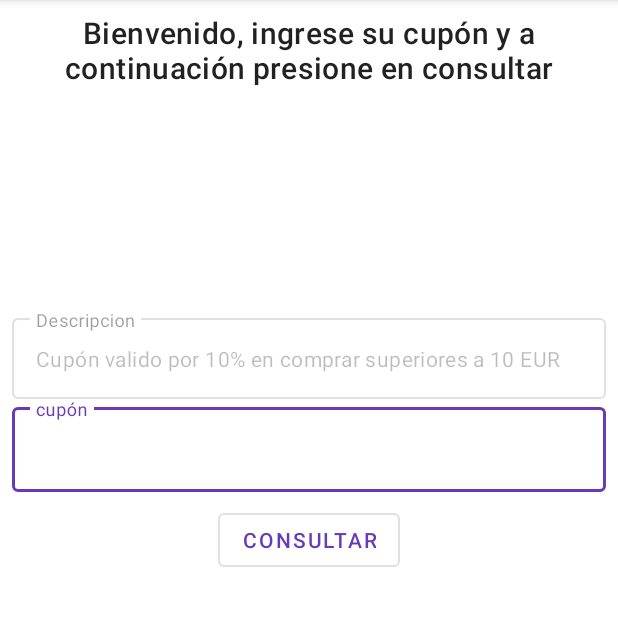
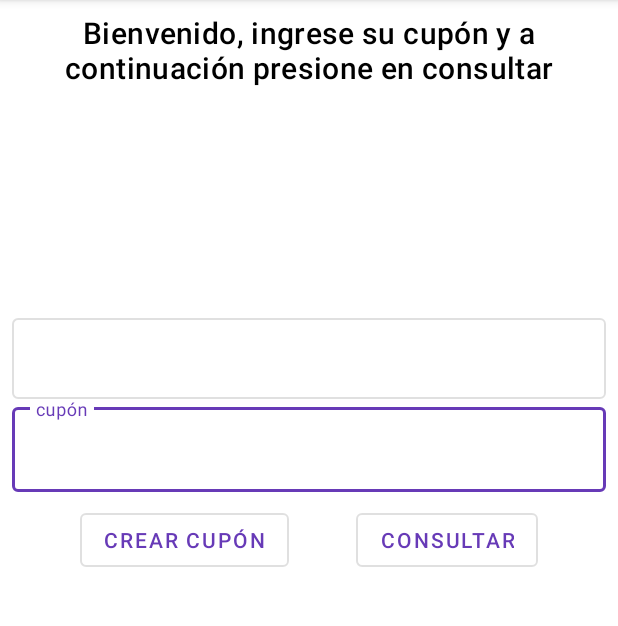
Before and after one commit to Luxer5/Curso-Kotlin, an Android app: the screen it shows after launch (MainActivity), on a phone screen of 412 x 824 dp, the part 84-710 px from its top. Run offline under Robolectric (Android 15) with nearby library versions, the phone set to English and light mode, and no system bars; our stand-ins replace Room's generated code, data binding; 2 statements that could not run were skipped.

Commit message:
Seccion 15 terminado. Aplicacion  Coupons terminaa con Databinding

```diff
--- a/KotlinPractical/Coupons/app/src/main/java/com/cursokotlin/coupons/common/adapters/CouponBindingAdapater.kt
+++ b/KotlinPractical/Coupons/app/src/main/java/com/cursokotlin/coupons/common/adapters/CouponBindingAdapater.kt
@@ -1 +1,24 @@
 package com.cursokotlin.coupons.common.adapters
+
+import android.graphics.Color
+import android.view.View
+import android.widget.TextView
+import androidx.databinding.BindingAdapter
+import com.cursokotlin.coupons.R
+
+@BindingAdapter("isGone")
+fun bindIsGone (view: View, isGone: Boolean){
+    view.visibility = if(isGone) View.GONE else View.VISIBLE
+}
+
+@BindingAdapter("textTitle")
+fun bindTextTitle(view: TextView, isActive: Boolean){
+    if(isActive){
+        view.setText(R.string.main_text_title)
+        view.setTextColor(Color.BLACK)
+    }
+    else{
+        view.setText(R.string.main_title_disponible)
+        view.setTextColor(Color.MAGENTA)
+    }
+}
--- a/KotlinPractical/Coupons/app/src/main/java/com/cursokotlin/coupons/common/utils/CouponUtils.kt
+++ b/KotlinPractical/Coupons/app/src/main/java/com/cursokotlin/coupons/common/utils/CouponUtils.kt
@@ -7,7 +7,7 @@ import com.cursokotlin.coupons.R
 
 
 fun validateTextCode (code: String): Boolean{
-    return !(code.length < 5 || code.length < 10)
+    return !(code.length < 5 || code.length > 10)
 }
 
 fun getMsgErrorByCode(errorCode: String?): Int = when(errorCode){
--- a/KotlinPractical/Coupons/app/src/main/java/com/cursokotlin/coupons/mainModule/view/MainActivity.kt
+++ b/KotlinPractical/Coupons/app/src/main/java/com/cursokotlin/coupons/mainModule/view/MainActivity.kt
@@ -2,11 +2,48 @@ package com.cursokotlin.coupons.mainModule.view
 
 import androidx.appcompat.app.AppCompatActivity
 import android.os.Bundle
+import androidx.activity.viewModels
+import androidx.databinding.DataBindingUtil
+import com.cursokotlin.coupons.BR
 import com.cursokotlin.coupons.R
+import com.cursokotlin.coupons.common.utils.hideKeyboard
+import com.cursokotlin.coupons.databinding.ActivityMainBinding
+import com.cursokotlin.coupons.mainModule.viewModel.MainViewModel
+import com.google.android.material.snackbar.Snackbar
 
 class MainActivity : AppCompatActivity() {
+
+    private lateinit var binding: ActivityMainBinding
+
+
     override fun onCreate(savedInstanceState: Bundle?) {
         super.onCreate(savedInstanceState)
-        setContentView(R.layout.activity_main)
+        binding = DataBindingUtil.setContentView(this, R.layout.activity_main)
+
+        setupViewModel()
+        setupObservers()
+    }
+
+
+    private fun setupViewModel() {
+
+        val vm: MainViewModel by viewModels()
+        binding.lifecycleOwner = this
+        binding.setVariable(BR.viewModel, vm)
+    }
+
+    private fun setupObservers() {
+
+        binding.viewModel?.let{
+            it.coupon.observe(this@MainActivity){ coupon ->
+                binding.isActive = coupon != null && coupon.isActive
+            }
+            it.getSnackbarMsg().observe(this@MainActivity){ msg->
+                Snackbar.make(binding.root, msg, Snackbar.LENGTH_LONG).show()
+            }
+            it.isHideKeyboard().observe(this@MainActivity){ isHide ->
+                if (isHide) hideKeyboard(this@MainActivity, binding.root)
+            }
+        }
     }
 }
--- a/KotlinPractical/Coupons/app/src/main/java/com/cursokotlin/coupons/mainModule/viewModel/MainViewModel.kt
+++ b/KotlinPractical/Coupons/app/src/main/java/com/cursokotlin/coupons/mainModule/viewModel/MainViewModel.kt
@@ -1,4 +1,49 @@
 package com.cursokotlin.coupons.mainModule.viewModel
 
-class MainViewModel {
+import androidx.lifecycle.MutableLiveData
+import androidx.lifecycle.ViewModel
+import androidx.lifecycle.viewModelScope
+import com.cursokotlin.coupons.R
+import com.cursokotlin.coupons.common.entities.CouponEntity
+import com.cursokotlin.coupons.common.utils.getMsgErrorByCode
+import com.cursokotlin.coupons.mainModule.model.MainRepository
+import kotlinx.coroutines.launch
+
+class MainViewModel: ViewModel() {
+
+    private val repository = MainRepository()
+
+    val coupon =MutableLiveData(CouponEntity())
+
+    private  val hideKeyboard = MutableLiveData<Boolean>()
+    fun isHideKeyboard() = hideKeyboard
+
+    private val snackbarMsg = MutableLiveData<Int>()
+    fun getSnackbarMsg() = snackbarMsg
+
+    fun consultCouponBycode(){
+        coupon.value?.code?.let{ code->
+            viewModelScope.launch {
+                hideKeyboard.value = true
+                coupon.value = repository.consultCouponByCode(code)?: CouponEntity(code=code, isActive = false)
+            }
+        }
+    }
+
+    fun saveCoupon (){
+        coupon.value?.let{ couponEntity ->
+            viewModelScope.launch {
+                hideKeyboard.value = true
+                try {
+                    couponEntity.isActive = true
+                    repository.saveCoupon(couponEntity)
+                    consultCouponBycode()
+                    snackbarMsg.value = R.string.main_save_success
+                }catch (e: Exception){
+                    snackbarMsg.value = getMsgErrorByCode(e.message)
+                }
+            }
+        }
+    }
+
 }
--- a/KotlinPractical/Coupons/app/src/main/res/layout/activity_main.xml
+++ b/KotlinPractical/Coupons/app/src/main/res/layout/activity_main.xml
@@ -1,7 +1,20 @@
 <?xml version="1.0" encoding="utf-8"?>
-<androidx.constraintlayout.widget.ConstraintLayout xmlns:android="http://schemas.android.com/apk/res/android"
+<layout
+    xmlns:android="http://schemas.android.com/apk/res/android"
     xmlns:app="http://schemas.android.com/apk/res-auto"
-    xmlns:tools="http://schemas.android.com/tools"
+    xmlns:tools="http://schemas.android.com/tools">
+
+    <data>
+        <import type="com.cursokotlin.coupons.common.entities.CouponEntity"/>
+        <variable
+            name="viewModel"
+            type="com.cursokotlin.coupons.mainModule.viewModel.MainViewModel" />
+        <variable
+            name="isActive"
+            type="boolean" />
+    </data>
+
+    <androidx.constraintlayout.widget.ConstraintLayout
         android:layout_width="match_parent"
         android:layout_height="match_parent"
         android:paddingHorizontal="@dimen/common_padding_xlarge"
@@ -20,7 +33,8 @@
             android:layout_width="wrap_content"
             android:layout_height="wrap_content"
             android:text="@string/main_button_consult"
-        app:layout_constraintStart_toStartOf="parent"
+            android:onClick="@{() -> viewModel.consultCouponBycode()}"
+            app:layout_constraintStart_toEndOf="@id/btnCreate"
             app:layout_constraintEnd_toEndOf="parent"
             app:layout_constraintBottom_toTopOf="@id/guideline"
             style="@style/Widget.MaterialComponents.Button.OutlinedButton"/>
@@ -30,8 +44,9 @@
             android:layout_width="wrap_content"
             android:layout_height="wrap_content"
             android:text="@string/main_button_create"
-        android:visibility="gone"
+            android:onClick="@{() -> viewModel.saveCoupon()}"
             tools:visibility="visible"
+            app:isGone="@{isActive}"
             app:layout_constraintStart_toStartOf="parent"
             app:layout_constraintEnd_toStartOf="@id/btnConsult"
             app:layout_constraintBottom_toTopOf="@id/guideline"
@@ -41,9 +56,10 @@
             android:id="@+id/tvTitle"
             android:layout_width="wrap_content"
             android:layout_height="wrap_content"
-        android:text="@string/name_text_title"
+            android:text="@string/main_text_title"
             android:textAppearance="@style/TextAppearance.MaterialComponents.Headline6"
             android:textAlignment="center"
+            app:textTitle="@{isActive}"
             app:layout_constraintStart_toStartOf="parent"
             app:layout_constraintEnd_toEndOf="parent"
             app:layout_constraintTop_toTopOf="parent"/>
@@ -62,15 +78,16 @@
                 android:id="@+id/etCoupon"
                 android:layout_width="match_parent"
                 android:layout_height="wrap_content"
-            android:contentDescription="@string/main_hint_coupon"/>
+                android:text="@={viewModel.coupon.code}"
+                />
         </com.google.android.material.textfield.TextInputLayout>
 
         <com.google.android.material.textfield.TextInputLayout
             android:id="@+id/tilDescription"
             android:layout_width="0dp"
             android:layout_height="wrap_content"
-        android:hint="@string/main_hint_description"
-        android:enabled="false"
+            android:hint="@{isActive ? @string/main_hint_active : @string/main_hint_description}"
+            android:enabled="@{!isActive}"
             app:endIconMode="clear_text"
             app:layout_constraintStart_toStartOf="parent"
             app:layout_constraintEnd_toEndOf="parent"
@@ -80,10 +97,12 @@
                 android:id="@+id/etDescription"
                 android:layout_width="match_parent"
                 android:layout_height="wrap_content"
+                android:text="@={viewModel.coupon.description}"
                 android:contentDescription="@string/main_hint_description"
                 android:textAppearance="@style/TextAppearance.MaterialComponents.Body2"
-            android:text="Cupón valido por 10% en comprar superiores a 10 EUR"/>
+                tools:text="Cupón valido por 10% en comprar superiores a 10 EUR"/>
         </com.google.android.material.textfield.TextInputLayout>
 
 
     </androidx.constraintlayout.widget.ConstraintLayout>
+</layout>
--- a/KotlinPractical/Coupons/app/src/main/res/values/strings.xml
+++ b/KotlinPractical/Coupons/app/src/main/res/values/strings.xml
@@ -2,10 +2,13 @@
     <string name="app_name">Coupons</string>
     <string name="main_button_consult">Consultar</string>
     <string name="main_button_create">Crear cupón</string>
-    <string name="name_text_title">Bienvenido, ingrese su cupón y a continuación presione en consultar</string>
+    <string name="main_text_title">Bienvenido, ingrese su cupón y a continuación presione en consultar</string>
     <string name="main_hint_coupon">cupón</string>
     <string name="main_hint_description">Descripcion</string>
-    <string name="error_unique_code">Error desconocido al crear cupón</string>
+    <string name="error_unique_code">Este cupon ya existe, agrege un codigo diferente</string>
     <string name="error_invalid_length">El cupon debe tener entre 5 y 10 caracteres</string>
     <string name="error_unknow">Error desconocido al crear cupon</string>
+    <string name="main_save_success">Cupon creado</string>
+    <string name="main_hint_active">cupon activo</string>
+    <string name="main_title_disponible">Cupon disponible, añade la descipcion y pulse en crear cupon</string>
 </resources>
```
Also changed, not shown: KotlinPractical/Coupons/app/build.gradle (+14 -9 lines), KotlinPractical/Coupons/app/src/main/java/com/cursokotlin/coupons/mainModule/model/MainRepository.kt (+16 -0 lines), KotlinPractical/Coupons/app/src/main/java/com/cursokotlin/coupons/mainModule/model/RoomDatabase.kt (+14 -0 lines). Lines whose indentation alone changed are shown as unchanged.
